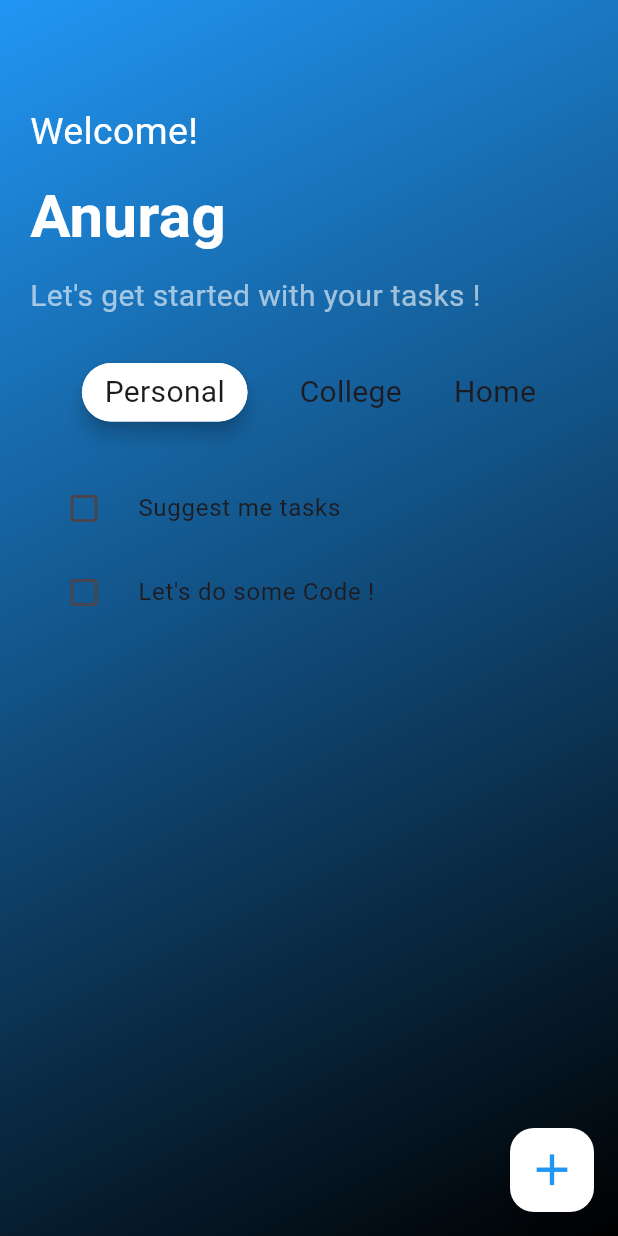
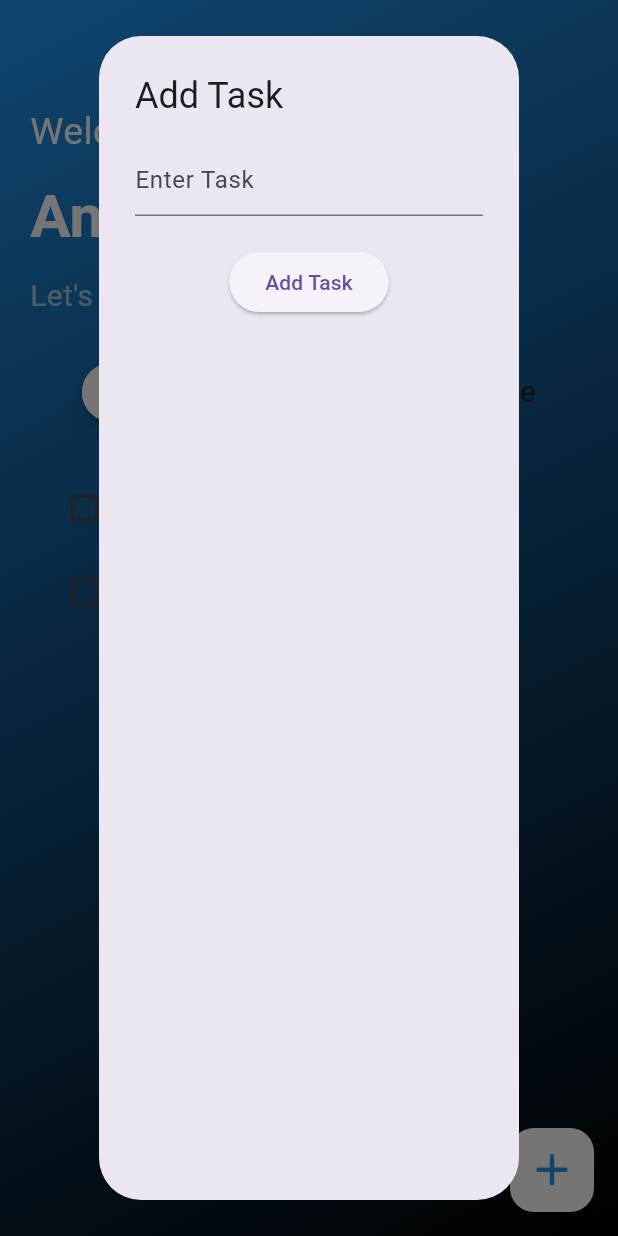
Before and after one commit to BugRuster/todo, a Flutter app: the screen it shows after launch, after a tap on the "add" icon, on a phone screen of 412 x 824 dp. Run offline on Flutter 3.47's test engine with Material 3 defaults, Android fonts, the phone set to English and light mode, and no system bars; our stand-ins replace firebase_core, get, pin_code_fields; accounts and stored records are empty.

Commit message:
To do task adding functionality added

```diff
--- a/lib/AppScreensMain/TODO_1.dart
+++ b/lib/AppScreensMain/TODO_1.dart
@@ -20,7 +20,7 @@ class _TODO_1State extends State<TODO_1> {
         backgroundColor: Colors.white,
         splashColor: Colors.lightBlueAccent,
         onPressed: () {
-
+          openBox();
         },
         child: Icon(
           Icons.add,
@@ -189,4 +189,28 @@ class _TODO_1State extends State<TODO_1> {
       ),
     );
   }
+  openBox() {
+    return showDialog(context: context, builder: (context)=> AlertDialog(
+      title: Text("Add Task"),
+      content: Container(
+        child: Column(
+          children: [
+            TextField(
+              decoration: InputDecoration(
+                hintText: "Enter Task",
+              ),
+            ),
+            SizedBox(height: 10),
+            SizedBox(height: 10),
+            ElevatedButton(
+              onPressed: () {
+                Navigator.pop(context);
+              },
+              child: Text("Add Task"),
+            ),
+          ],
+        ),
+      ),
+    ));
+  }
 }
```
